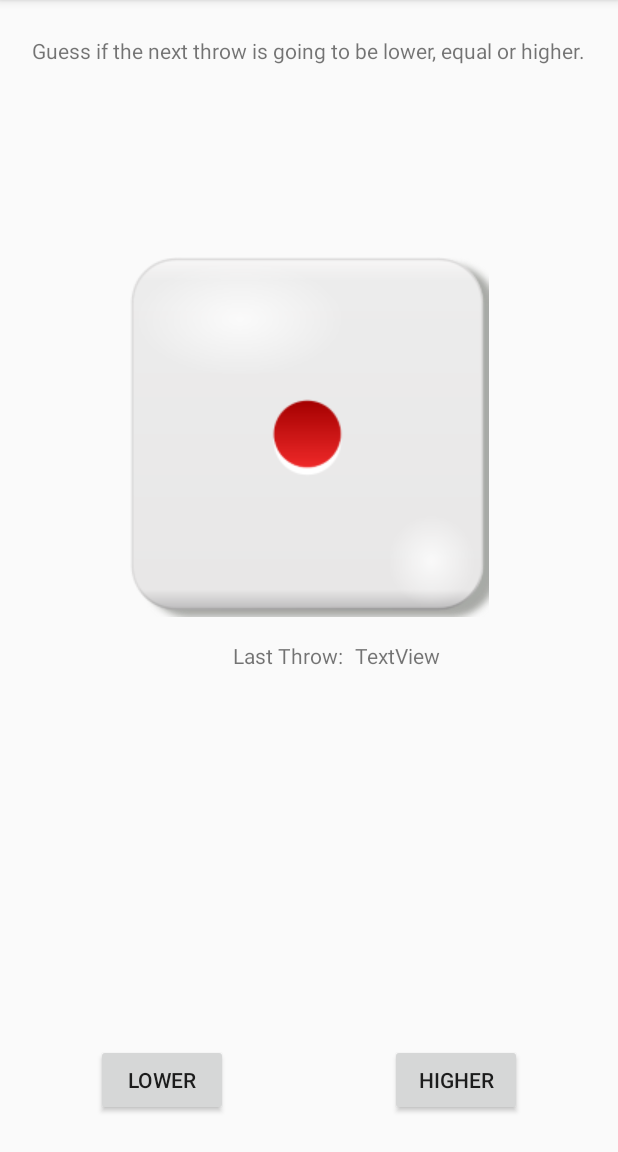
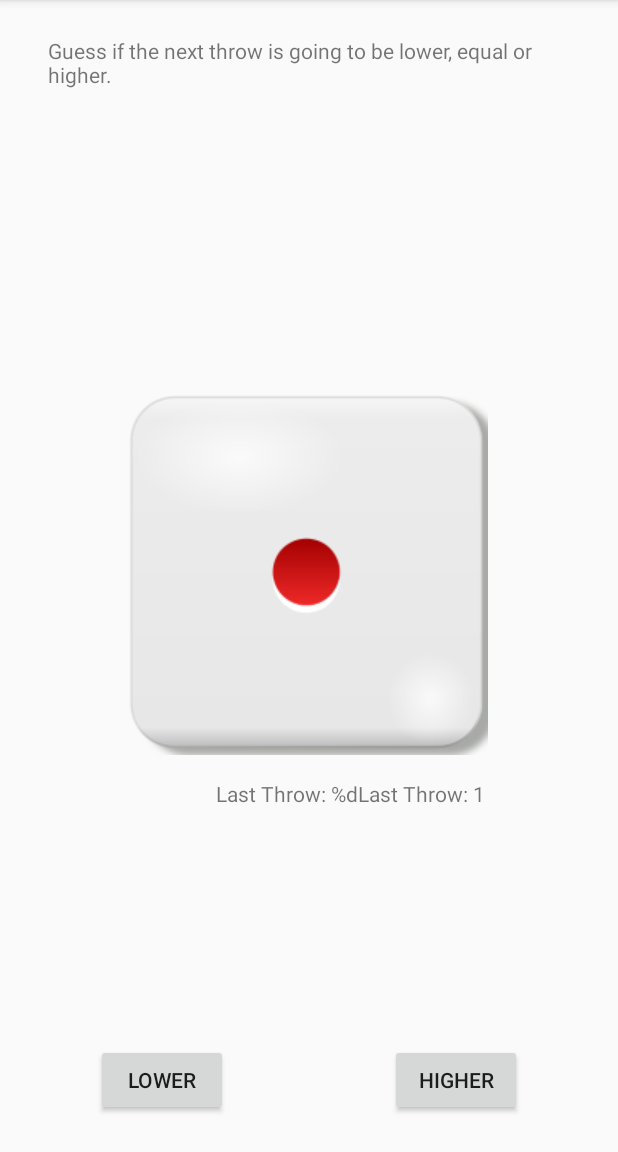
Before and after one commit to Winningtopas/Level-1-Learning-Task-1---Higher---lower-app-, an Android app: the screen it shows after launch (HigherLowerActivity), on a phone screen of 412 x 824 dp, the part 84-1236 px from its top. Run offline under Robolectric (Android 15) with nearby library versions, the phone set to English and light mode, and no system bars.

Commit message:
trial and error around step 4

```diff
--- a/app/src/main/java/com/example/level1task1/HigherLowerActivity.kt
+++ b/app/src/main/java/com/example/level1task1/HigherLowerActivity.kt
@@ -12,11 +12,14 @@ class HigherLowerActivity : AppCompatActivity() {
     override fun onCreate(savedInstanceState: Bundle?) {
         super.onCreate(savedInstanceState)
         setContentView(R.layout.activity_higher_lower)
+        initViews()
     }
 
     private fun initViews() {
         updateUI()
-        initViews()
+        //initViews()
+        rollDice()
+
     }
 
     /**
@@ -28,4 +31,15 @@ class HigherLowerActivity : AppCompatActivity() {
         //,
     }
 
+    /**
+     * Replaces the previous dice value with the current one and replaces the current dice with a new dice
+     * with a random number between 1 and 6 (inclusive).
+     */
+    private fun rollDice() {
+        lastThrow = currentThrow
+        currentThrow = (1..6).random()
+        updateUI()
+    }
+
+
 }
--- a/app/src/main/res/layout/activity_higher_lower.xml
+++ b/app/src/main/res/layout/activity_higher_lower.xml
@@ -8,12 +8,12 @@
 
     <TextView
         android:id="@+id/textView"
-        android:layout_width="wrap_content"
+        android:layout_width="0dp"
         android:layout_height="wrap_content"
         android:layout_marginStart="32dp"
         android:layout_marginTop="24dp"
         android:layout_marginEnd="32dp"
-        android:text="Guess if the next throw is going to be lower, equal or higher."
+        android:text="@string/guess_if_the_next_throw_is_going_to_be_lower_equal_or_higher"
         app:layout_constraintEnd_toEndOf="parent"
         app:layout_constraintStart_toStartOf="parent"
         app:layout_constraintTop_toTopOf="parent" />
@@ -25,10 +25,15 @@
         android:layout_marginStart="64dp"
         android:layout_marginTop="128dp"
         android:layout_marginEnd="64dp"
+        android:layout_marginBottom="32dp"
+        android:contentDescription="@string/todo"
         android:src="@drawable/dice1"
+        app:layout_constraintBottom_toBottomOf="parent"
         app:layout_constraintEnd_toEndOf="parent"
+        app:layout_constraintHorizontal_bias="0.488"
         app:layout_constraintStart_toStartOf="parent"
-        app:layout_constraintTop_toBottomOf="@+id/textView" />
+        app:layout_constraintTop_toBottomOf="@+id/textView"
+        app:layout_constraintVertical_bias="0.247" />
 
     <Button
         android:id="@+id/button"
@@ -57,7 +62,7 @@
         android:layout_marginStart="64dp"
         android:layout_marginEnd="64dp"
         android:layout_marginBottom="24dp"
-        android:text="EQUILS"
+        android:text="@string/equals"
         app:layout_constraintBottom_toBottomOf="parent"
         app:layout_constraintEnd_toStartOf="@+id/button3"
         app:layout_constraintStart_toEndOf="@+id/button" />
@@ -66,10 +71,10 @@
         android:id="@+id/textView4"
         android:layout_width="wrap_content"
         android:layout_height="wrap_content"
-        android:layout_marginStart="100dp"
+        android:layout_marginStart="150dp"
         android:layout_marginTop="16dp"
-        android:layout_marginEnd="128dp"
-        android:text="Last Throw:"
+        android:layout_marginEnd="180dp"
+        android:text="@string/last_throw"
         app:layout_constraintEnd_toEndOf="parent"
         app:layout_constraintStart_toStartOf="parent"
         app:layout_constraintTop_toBottomOf="@+id/imageView" />
@@ -78,9 +83,8 @@
         android:id="@+id/tvLastThrow"
         android:layout_width="wrap_content"
         android:layout_height="wrap_content"
-        android:layout_marginStart="8dp"
         android:layout_marginTop="16dp"
-        android:text="TextView"
+        android:text="@string/textview"
         app:layout_constraintStart_toEndOf="@+id/textView4"
         app:layout_constraintTop_toBottomOf="@+id/imageView" />
 
--- a/app/src/main/res/values/strings.xml
+++ b/app/src/main/res/values/strings.xml
@@ -1,11 +1,14 @@
 <resources>
 <string name="app_name">Level1Task1</string>
 <string name="title">Guess if the next throw is going to be lower, equal or higher.</string>
-<string name="last_throw">Last Throw: %d</string>
 <string name="higher">Higher</string>
 <string name="equals">Equals</string>
 <string name="lower">Lower</string>
 <string name="dice">Dice</string>
 <string name="correct">Correct</string>
 <string name="incorrect">Incorrect</string>
+    <string name="guess_if_the_next_throw_is_going_to_be_lower_equal_or_higher">Guess if the next throw is going to be lower, equal or higher.</string>
+    <string name="textview">TextView</string>
+    <string name="todo">TODO</string>
+    <string name="last_throw">Last Throw: %d</string>
 </resources>
```
